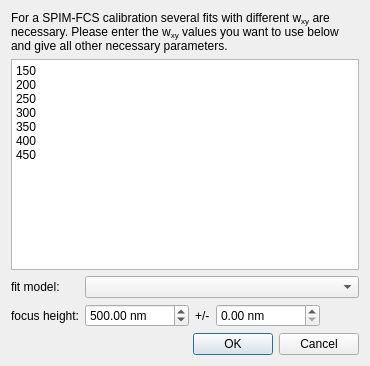
jkriege2/QuickFit3, file plugins/imfcsfit/imfcscalibrationdialog.ui: the form before one commit.
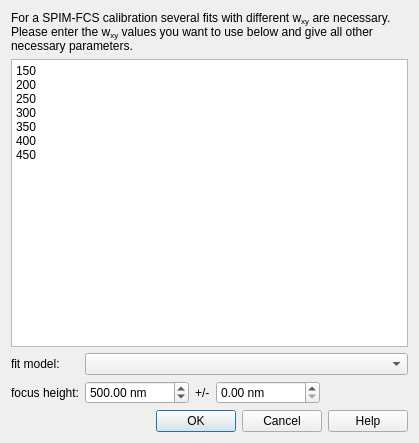
The form after the commit. Icons and pictures are not drawn.

What changed in the file:
```diff
--- a/plugins/imfcsfit/imfcscalibrationdialog.ui
+++ b/plugins/imfcsfit/imfcscalibrationdialog.ui
@@ -6,8 +6,8 @@
    <rect>
     <x>0</x>
     <y>0</y>
-    <width>370</width>
-    <height>366</height>
+    <width>419</width>
+    <height>443</height>
    </rect>
   </property>
   <property name="windowTitle">
@@ -136,7 +136,7 @@
       <enum>Qt::Horizontal</enum>
      </property>
      <property name="standardButtons">
-      <set>QDialogButtonBox::Cancel|QDialogButtonBox::Ok</set>
+      <set>QDialogButtonBox::Cancel|QDialogButtonBox::Help|QDialogButtonBox::Ok</set>
      </property>
     </widget>
    </item>
```
Left out of the diff: 27 changed lines with no effect on the pictures.
